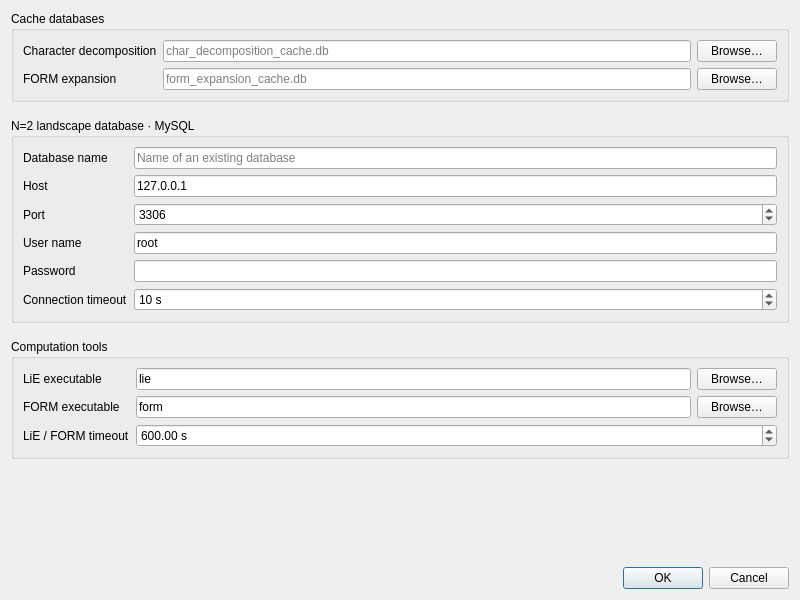
This is gui/settings.ui in SansyHuman/SuperconformalIndex as Qt 5 draws it before an edit. The edited form follows.
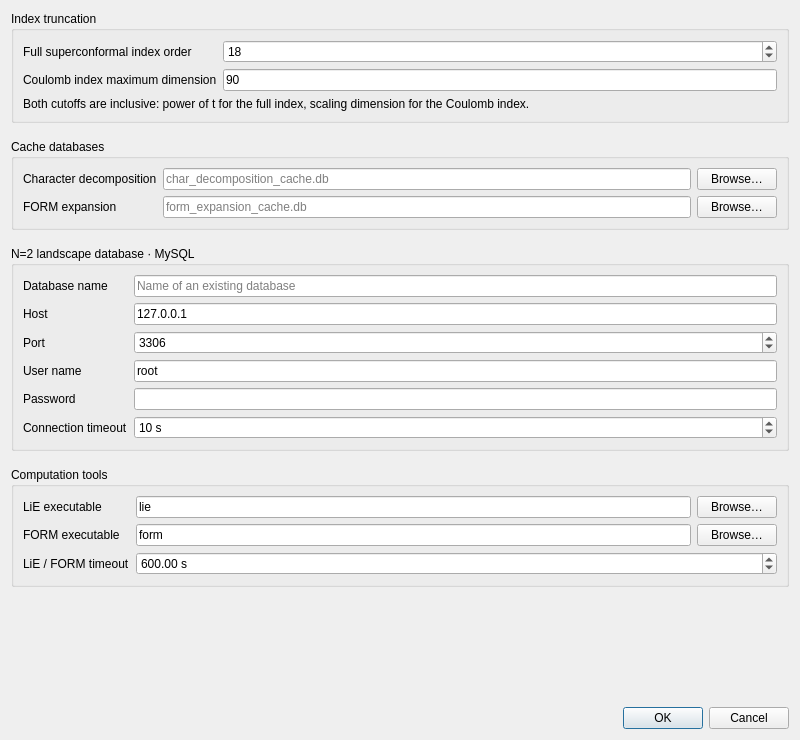
This is the edited form.

Commit message: Changed DB to update or fill superconformal indices and coulomb branch indices.

Diff of the .ui file:
```diff
--- a/gui/settings.ui
+++ b/gui/settings.ui
@@ -2,10 +2,23 @@
 <ui version="4.0">
  <class>SettingsDialog</class>
  <widget class="QDialog" name="SettingsDialog">
-  <property name="geometry"><rect><x>0</x><y>0</y><width>800</width><height>600</height></rect></property>
+  <property name="geometry"><rect><x>0</x><y>0</y><width>800</width><height>740</height></rect></property>
   <property name="windowTitle"><string>Settings — N2SCFTDB</string></property>
   <layout class="QVBoxLayout" name="dialogLayout">
    <property name="spacing"><number>16</number></property>
+   <item>
+    <widget class="QGroupBox" name="indexGroup">
+     <property name="title"><string>Index truncation</string></property>
+     <layout class="QFormLayout" name="indexLayout">
+      <property name="fieldGrowthPolicy"><enum>QFormLayout::AllNonFixedFieldsGrow</enum></property>
+      <item row="0" column="0"><widget class="QLabel" name="fullIndexOrderLabel"><property name="text"><string>Full superconformal index order</string></property><property name="buddy"><cstring>fullIndexOrderSpin</cstring></property></widget></item>
+      <item row="0" column="1"><widget class="QSpinBox" name="fullIndexOrderSpin"><property name="toolTip"><string>Highest included power of t. Enter a nonnegative integer.</string></property><property name="minimum"><number>0</number></property><property name="maximum"><number>2147483647</number></property><property name="value"><number>18</number></property></widget></item>
+      <item row="1" column="0"><widget class="QLabel" name="coulombMaxDimensionLabel"><property name="text"><string>Coulomb index maximum dimension</string></property><property name="buddy"><cstring>coulombMaxDimensionEdit</cstring></property></widget></item>
+      <item row="1" column="1"><widget class="QLineEdit" name="coulombMaxDimensionEdit"><property name="toolTip"><string>Highest included scaling dimension. Enter a nonnegative integer or exact fraction, such as 90 or 6/5.</string></property><property name="text"><string>90</string></property><property name="placeholderText"><string>Integer or fraction, e.g. 90 or 6/5</string></property></widget></item>
+      <item row="2" column="0" colspan="2"><widget class="QLabel" name="indexCutoffHint"><property name="text"><string>Both cutoffs are inclusive: power of t for the full index, scaling dimension for the Coulomb index.</string></property><property name="wordWrap"><bool>true</bool></property></widget></item>
+     </layout>
+    </widget>
+   </item>
    <item>
     <widget class="QGroupBox" name="cacheGroup">
      <property name="title"><string>Cache databases</string></property>
```
Left out of the diff: 1 changed line with no effect on the pictures. The commit also changes 17 other files.
